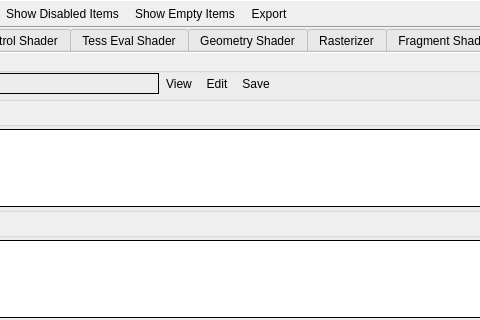
Old version of the form qrenderdoc/Windows/PipelineState/GLPipelineStateViewer.ui in the repository baldurk/renderdoc; both pictures show x 103 to 583 and y 0 to 320 of the 883 by 660 pixel window.
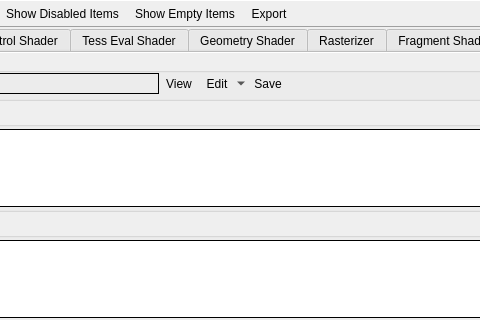
New version of the form. Icons and pictures are not drawn. Custom widgets are drawn as their Qt base class.

Commit message: Expand SPIR-V disassemblers to general shader processing tools

Patch:
```diff
--- a/qrenderdoc/Windows/PipelineState/GLPipelineStateViewer.ui
+++ b/qrenderdoc/Windows/PipelineState/GLPipelineStateViewer.ui
@@ -4268,6 +4268,9 @@
              <iconset resource="../../Resources/resources.qrc">
               <normaloff>:/page_white_edit.png</normaloff>:/page_white_edit.png</iconset>
             </property>
+            <property name="popupMode">
+             <enum>QToolButton::MenuButtonPopup</enum>
+            </property>
             <property name="toolButtonStyle">
              <enum>Qt::ToolButtonTextBesideIcon</enum>
             </property>
```
Left out of the diff: 15 changed lines with no effect on the pictures. The commit also changes 29 other files.
